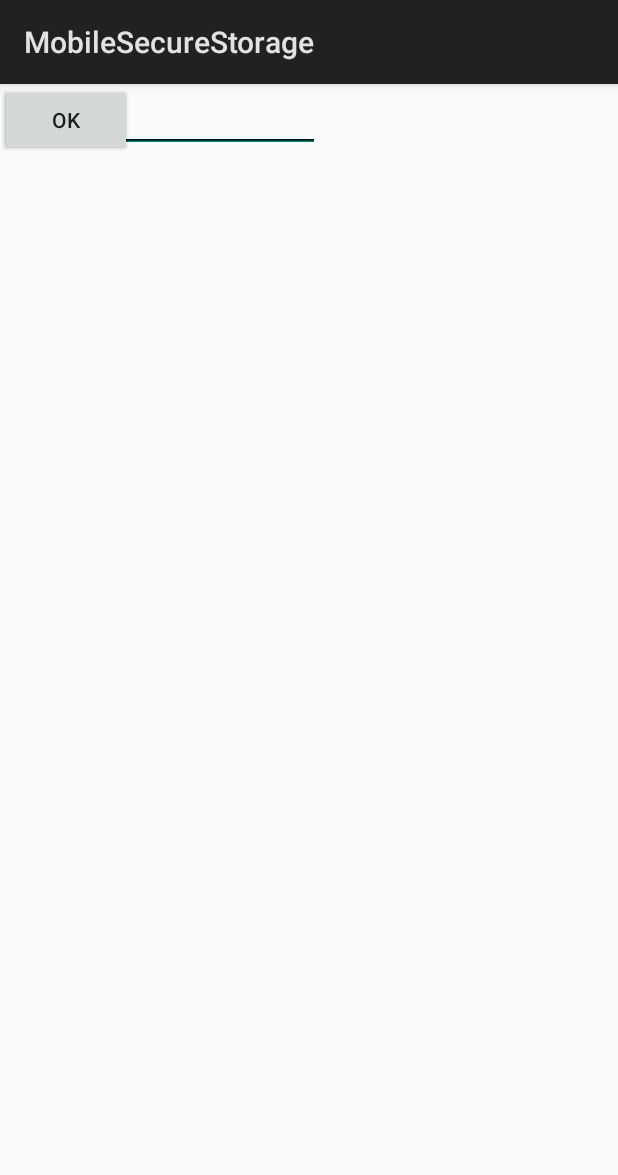
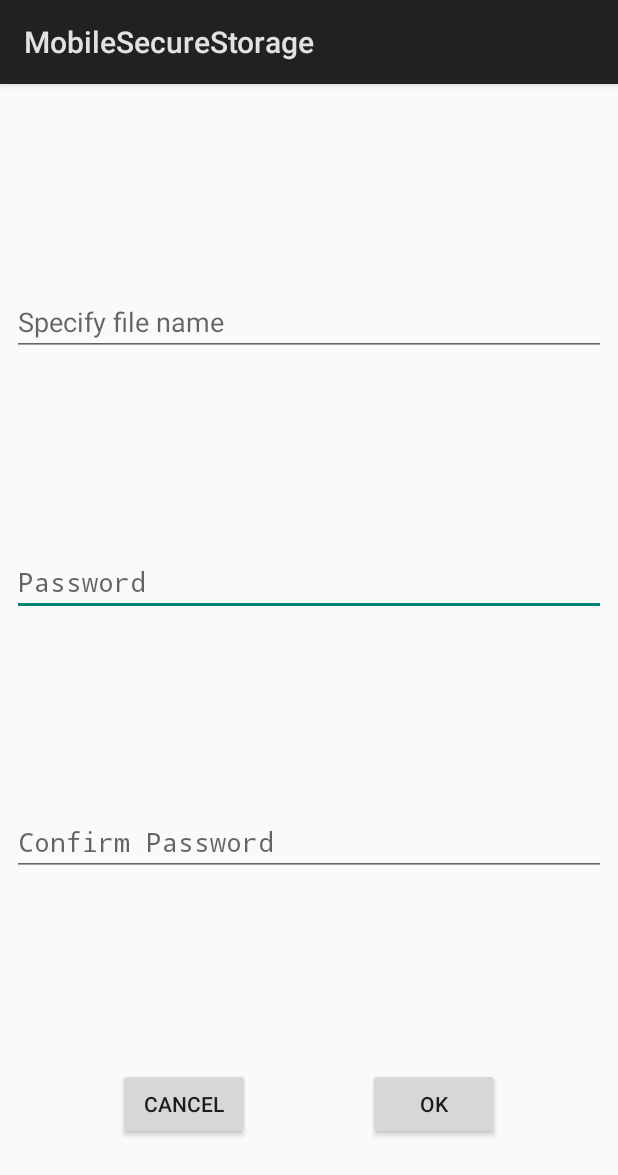
Before and after one commit to kevinvandenbreemen/android-file-vault, an Android app: the CreateSecureFileSystem screen opened directly, with no data from a screen before it, on a phone screen of 412 x 824 dp. Shown: the top 1175 px of the screen. Run offline under Robolectric (Android 15) with nearby library versions, the phone set to English and light mode, and no system bars; 2 statements that could not run were skipped.

Commit message:
Clean up formatting for this UI

```diff
--- a/app/src/main/res/layout/activity_create_secure_file_system.xml
+++ b/app/src/main/res/layout/activity_create_secure_file_system.xml
@@ -1,5 +1,6 @@
 <?xml version="1.0" encoding="utf-8"?>
 <android.support.constraint.ConstraintLayout xmlns:android="http://schemas.android.com/apk/res/android"
+    xmlns:app="http://schemas.android.com/apk/res-auto"
     xmlns:tools="http://schemas.android.com/tools"
     android:layout_width="match_parent"
     android:layout_height="match_parent"
@@ -7,45 +8,76 @@
 
     <EditText
         android:id="@+id/password"
-        android:layout_width="wrap_content"
+        android:layout_width="match_parent"
         android:layout_height="wrap_content"
+        android:layout_marginEnd="8dp"
+        android:layout_marginStart="8dp"
         android:ems="10"
+        android:hint="@string/password"
         android:inputType="textPassword"
-        tools:layout_editor_absoluteX="85dp"
-        tools:layout_editor_absoluteY="172dp" />
+        app:layout_constraintBottom_toTopOf="@+id/confirmPassword"
+        app:layout_constraintEnd_toEndOf="parent"
+        app:layout_constraintHorizontal_bias="0.5"
+        app:layout_constraintStart_toStartOf="parent"
+        app:layout_constraintTop_toBottomOf="@+id/fileName" />
 
     <EditText
         android:id="@+id/confirmPassword"
-        android:layout_width="wrap_content"
+        android:layout_width="match_parent"
         android:layout_height="wrap_content"
+        android:layout_marginEnd="8dp"
+        android:layout_marginStart="8dp"
         android:ems="10"
+        android:hint="@string/confirm_password"
         android:inputType="textPassword"
-        tools:layout_editor_absoluteX="85dp"
-        tools:layout_editor_absoluteY="305dp" />
+        app:layout_constraintBottom_toTopOf="@+id/cancel"
+        app:layout_constraintEnd_toEndOf="parent"
+        app:layout_constraintHorizontal_bias="0.5"
+        app:layout_constraintStart_toStartOf="parent"
+        app:layout_constraintTop_toBottomOf="@+id/password" />
 
     <Button
         android:id="@+id/cancel"
         android:layout_width="wrap_content"
         android:layout_height="wrap_content"
+        android:layout_marginBottom="8dp"
+        android:layout_marginTop="8dp"
         android:text="@string/cancel"
-        tools:layout_editor_absoluteX="64dp"
-        tools:layout_editor_absoluteY="432dp" />
+        app:layout_constraintBottom_toBottomOf="parent"
+        app:layout_constraintEnd_toStartOf="@+id/ok"
+        app:layout_constraintHorizontal_bias="0.5"
+        app:layout_constraintStart_toStartOf="parent"
+        app:layout_constraintTop_toTopOf="parent"
+        app:layout_constraintVertical_bias="0.92" />
 
     <Button
         android:id="@+id/ok"
         android:layout_width="wrap_content"
         android:layout_height="wrap_content"
+        android:layout_marginBottom="8dp"
+        android:layout_marginTop="8dp"
         android:onClick="onOkay"
         android:text="@string/ok"
-        tools:layout_editor_absoluteX="238dp"
-        tools:layout_editor_absoluteY="432dp" />
+        app:layout_constraintBottom_toBottomOf="parent"
+        app:layout_constraintEnd_toEndOf="parent"
+        app:layout_constraintHorizontal_bias="0.5"
+        app:layout_constraintStart_toEndOf="@+id/cancel"
+        app:layout_constraintTop_toTopOf="parent"
+        app:layout_constraintVertical_bias="0.92" />
 
     <EditText
         android:id="@+id/fileName"
-        android:layout_width="wrap_content"
+        android:layout_width="match_parent"
         android:layout_height="wrap_content"
+        android:layout_marginEnd="8dp"
+        android:layout_marginStart="8dp"
+        android:layout_marginTop="8dp"
         android:ems="10"
+        android:hint="@string/file_name"
         android:inputType="textPersonName"
-        tools:layout_editor_absoluteX="84dp"
-        tools:layout_editor_absoluteY="35dp" />
+        app:layout_constraintBottom_toTopOf="@+id/password"
+        app:layout_constraintEnd_toEndOf="parent"
+        app:layout_constraintHorizontal_bias="0.5"
+        app:layout_constraintStart_toStartOf="parent"
+        app:layout_constraintTop_toTopOf="parent" />
 </android.support.constraint.ConstraintLayout>
--- a/app/src/main/res/values/strings.xml
+++ b/app/src/main/res/values/strings.xml
@@ -3,4 +3,7 @@
     <string name="select_file_folder">Select a File or Folder</string>
     <string name="cancel">Cancel</string>
     <string name="ok">OK</string>
+    <string name="file_name">Specify file name</string>
+    <string name="password">Password</string>
+    <string name="confirm_password">Confirm Password</string>
 </resources>
```
